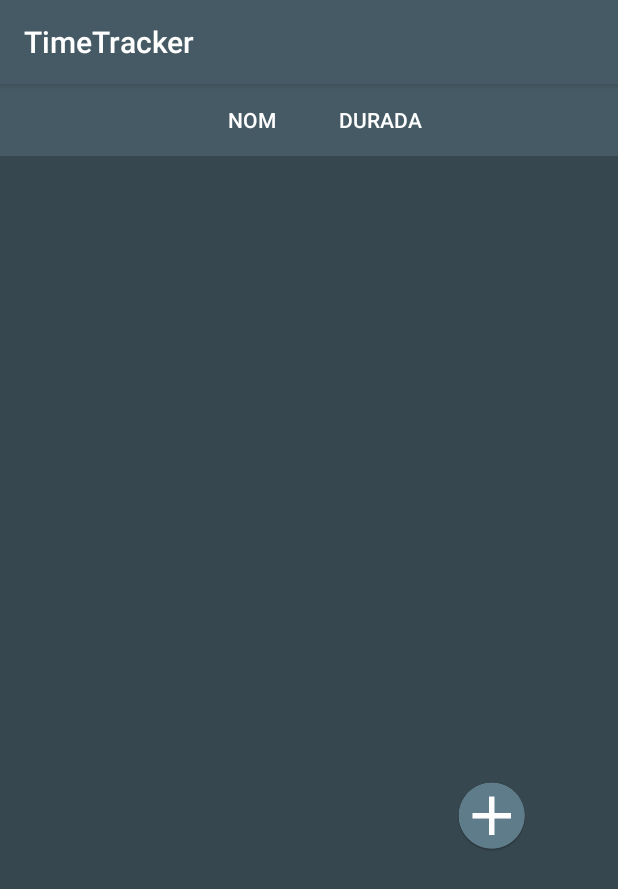
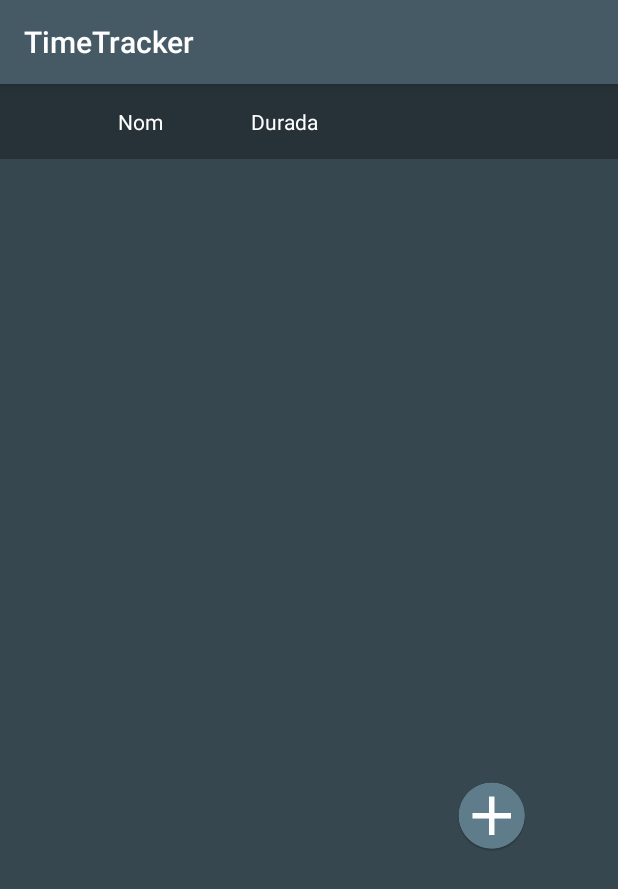
Before and after one commit to RafaelGomez1/Dise-o-del-Software, an Android app: the screen it shows after launch (LlistaActivitatsActivity), on a phone screen of 412 x 824 dp. Shown: the top 889 px of the screen. Run offline under Robolectric (Android 15) with nearby library versions, the phone set to English and light mode, and no system bars.

Commit message:
Final Android Studio Project Version

```diff
--- a/app/src/main/java/com/example/joans/timetracker/LlistaActivitatsActivity.java
+++ b/app/src/main/java/com/example/joans/timetracker/LlistaActivitatsActivity.java
@@ -293,8 +293,6 @@ public class LlistaActivitatsActivity extends AppCompatActivity implements Adapt
         llistaDadesActivitats = new ArrayList<DadesActivitat>();
         ImageButton addButton = (ImageButton) findViewById(R.id.addButt);
 
-        Button taskButton = (Button) findViewById(R.id.projectbutton);
-        Button projectButton = (Button) findViewById(R.id.taskButton);
 
 
         assert addButton != null;
--- a/app/src/main/res/layout/activity_adapter.xml
+++ b/app/src/main/res/layout/activity_adapter.xml
@@ -29,20 +29,6 @@
                 app:srcCompat="@mipmap/tasklogo" />
         </LinearLayout>
 
-        <LinearLayout
-            android:id="@+id/Itembutton"
-            android:layout_width="70dp"
-            android:layout_height="match_parent"
-            android:orientation="vertical">
-
-            <ImageButton
-                android:id="@+id/imageButton"
-                android:layout_width="match_parent"
-                android:layout_height="match_parent"
-                android:background="@android:color/transparent"
-                android:contentDescription="PlayButton"
-                app:srcCompat="@mipmap/play" />
-        </LinearLayout>
 
         <LinearLayout
             android:id="@+id/Information"
@@ -73,9 +59,28 @@
                 android:layout_height="match_parent"
                 android:layout_marginTop="13dp"
                 android:ems="10"
+                android:paddingLeft="20dp"
                 android:textColor="@color/white"
                 tools:text="00:00:00" />
         </LinearLayout>
+
+
+        <LinearLayout
+            android:id="@+id/Itembutton"
+            android:layout_width="70dp"
+            android:layout_height="match_parent"
+            android:orientation="vertical">
+
+            <ImageButton
+                android:id="@+id/imageButton"
+                android:layout_width="match_parent"
+                android:layout_height="match_parent"
+                android:background="@android:color/transparent"
+                android:contentDescription="PlayButton"
+                app:srcCompat="@mipmap/play" />
+        </LinearLayout>
+
+
         <LinearLayout
             android:layout_width="match_parent"
             android:layout_height="match_parent"
--- a/app/src/main/res/layout/activity_llista_activitats.xml
+++ b/app/src/main/res/layout/activity_llista_activitats.xml
@@ -11,35 +11,41 @@
     <LinearLayout
         android:id="@+id/linearLayout"
         android:layout_width="match_parent"
-        android:layout_height="wrap_content"
+        android:layout_height="50dp"
         android:layout_alignParentStart="true"
         android:layout_alignParentTop="true"
         android:orientation="horizontal">
 
 
-        <Button
+        <TextView
             android:id="@+id/projectbutton"
-            android:layout_width="30dp"
+            android:layout_width="0dp"
             android:layout_height="match_parent"
             android:layout_weight="1"
-            android:background="@color/colorPrimary"
+            android:background="@color/colorPrimaryDark"
+            android:paddingLeft="60dp"
             android:gravity="center"
-            android:paddingLeft="130dp"
             android:text="Nom"
             android:textColor="@android:color/white"
             tools:ignore="ButtonStyle" />
 
-        <Button
+        <TextView
             android:id="@+id/taskbutton"
             android:layout_width="30dp"
             android:layout_height="match_parent"
             android:layout_weight="1"
+            android:background="@color/colorPrimaryDark"
             android:gravity="center_vertical"
-            android:paddingLeft="20dp"
-            android:background="@color/colorPrimary"
+            android:paddingLeft="40dp"
             android:text="Durada"
             android:textColor="@color/white"
             tools:ignore="ButtonStyle" />
+
+        <TextView
+            android:layout_width="wrap_content"
+            android:layout_height="match_parent"
+            android:layout_weight="1"
+            android:background="@color/colorPrimaryDark" />
 
     </LinearLayout>
     <android.support.v7.widget.RecyclerView
--- a/app/src/main/res/layout/activity_llista_intervals.xml
+++ b/app/src/main/res/layout/activity_llista_intervals.xml
@@ -10,7 +10,7 @@
     <LinearLayout
         android:layout_width="match_parent"
         android:layout_height="50dp"
-        android:background="@color/colorBackground">
+        android:background="@color/colorPrimaryDark">
 
 
         <Space
@@ -54,5 +54,5 @@
         android:layout_height="match_parent"
         android:layout_alignParentStart="true"
         android:layout_alignParentTop="true"
-        android:background="@color/colorPrimary"></android.support.v7.widget.RecyclerView>
+        android:background="@color/colorBackground"></android.support.v7.widget.RecyclerView>
 </RelativeLayout>
```
